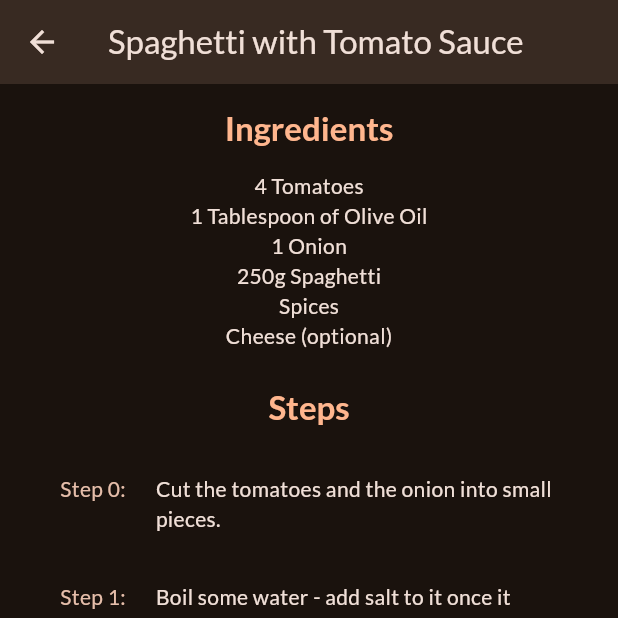
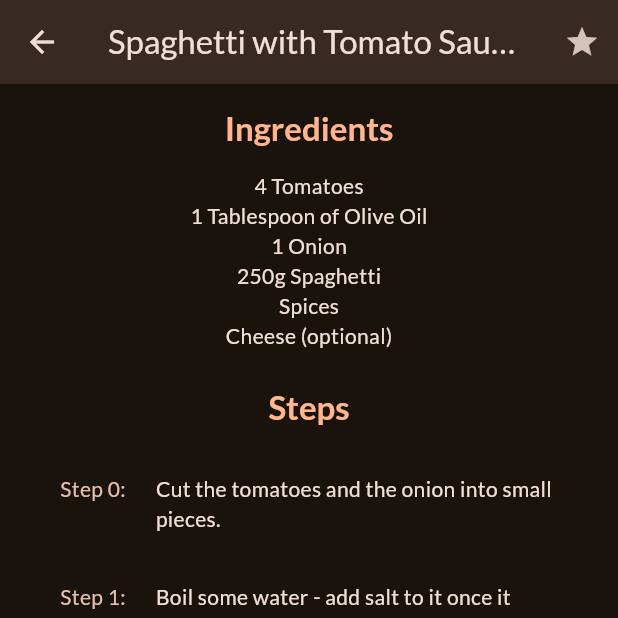
Before and after one commit to Arif-Khalid/flutter-meals, a Flutter app: the MealDetailsScreen screen opened directly with sample values from the repository, scrolled down 298 dp, on a phone screen of 412 x 824 dp, the top half of it. Run offline on Flutter 3.47's test engine with Material 2 defaults, Android fonts, the phone set to English and light mode, and no system bars; our stand-ins replace google_fonts, transparent_image; network calls fail.

```diff
--- a/lib/screens/categories.dart
+++ b/lib/screens/categories.dart
@@ -6,7 +6,9 @@ import 'package:meals/models/category.dart';
 import 'package:meals/models/meal.dart';
 
 class CategoriesScreen extends StatelessWidget {
-  const CategoriesScreen({super.key});
+  const CategoriesScreen(this.onToggleFavourite, {super.key});
+
+  final void Function(Meal meal) onToggleFavourite;
 
   void _selectCategory(BuildContext context, Category category) {
     List<Meal> filteredMeals = dummyMeals
@@ -16,7 +18,7 @@ class CategoriesScreen extends StatelessWidget {
       context,
       MaterialPageRoute(
         builder: (ctx) => MealsScreen(
-          filteredMeals,
+          filteredMeals, onToggleFavourite,
           title: category.title,
         ),
       ),
--- a/lib/screens/meal_details.dart
+++ b/lib/screens/meal_details.dart
@@ -3,13 +3,20 @@ import 'package:meals/models/meal.dart';
 import 'package:transparent_image/transparent_image.dart';
 
 class MealDetailsScreen extends StatelessWidget {
-  const MealDetailsScreen(this.meal, {super.key});
+  const MealDetailsScreen(this.meal, this.onToggleFavourite, {super.key});
 
   final Meal meal;
+  final void Function(Meal meal) onToggleFavourite;
   @override
   Widget build(BuildContext context) {
     return Scaffold(
-      appBar: AppBar(title: Text(meal.title)),
+      appBar: AppBar(title: Text(meal.title), actions: [
+        IconButton(
+            onPressed: () {
+              onToggleFavourite(meal);
+            },
+            icon: const Icon(Icons.star))
+      ]),
       body: SingleChildScrollView(
         child: Column(
           children: [
--- a/lib/screens/meals.dart
+++ b/lib/screens/meals.dart
@@ -4,16 +4,18 @@ import 'package:meals/screens/meal_details.dart';
 import 'package:meals/widgets/meal_list_item.dart';
 
 class MealsScreen extends StatelessWidget {
-  const MealsScreen(this.meals, {super.key, this.title});
+  const MealsScreen(this.meals, this.onToggleFavourite,
+      {super.key, this.title});
 
   final List<Meal> meals;
   final String? title;
+  final void Function(Meal meal) onToggleFavourite;
 
   void _selectMeal(BuildContext context, Meal meal) {
     Navigator.push(
       context,
       MaterialPageRoute(
-        builder: (ctx) => MealDetailsScreen(meal),
+        builder: (ctx) => MealDetailsScreen(meal, onToggleFavourite),
       ),
     );
   }
```
Also changed, not shown: lib/screens/tabs.dart (+17 -2 lines).
